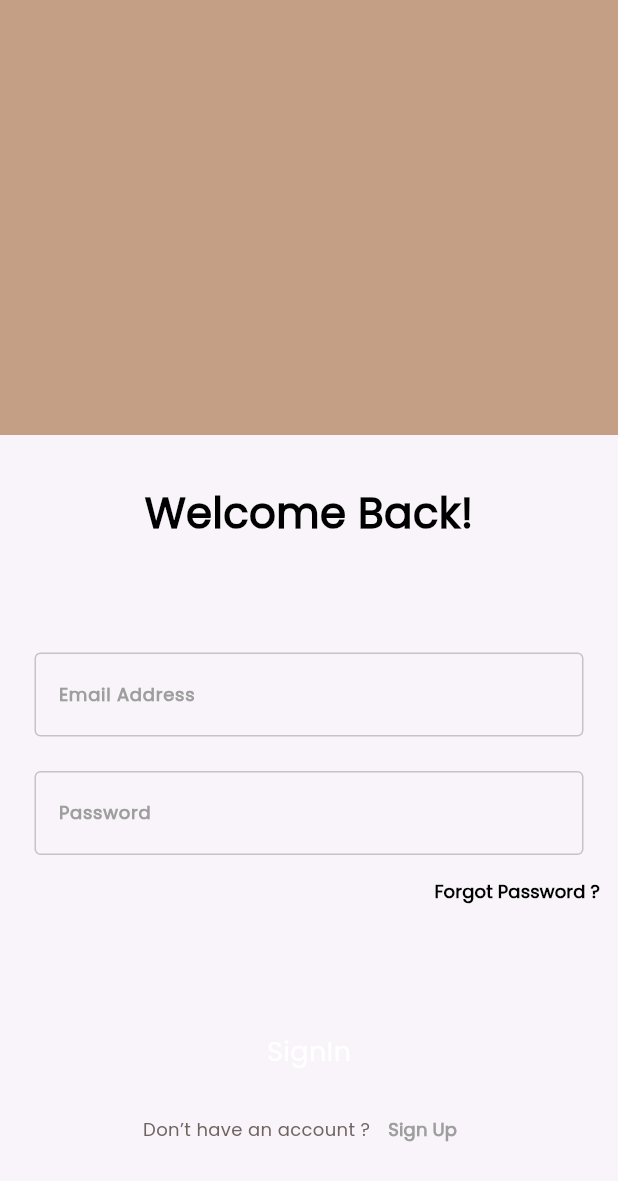
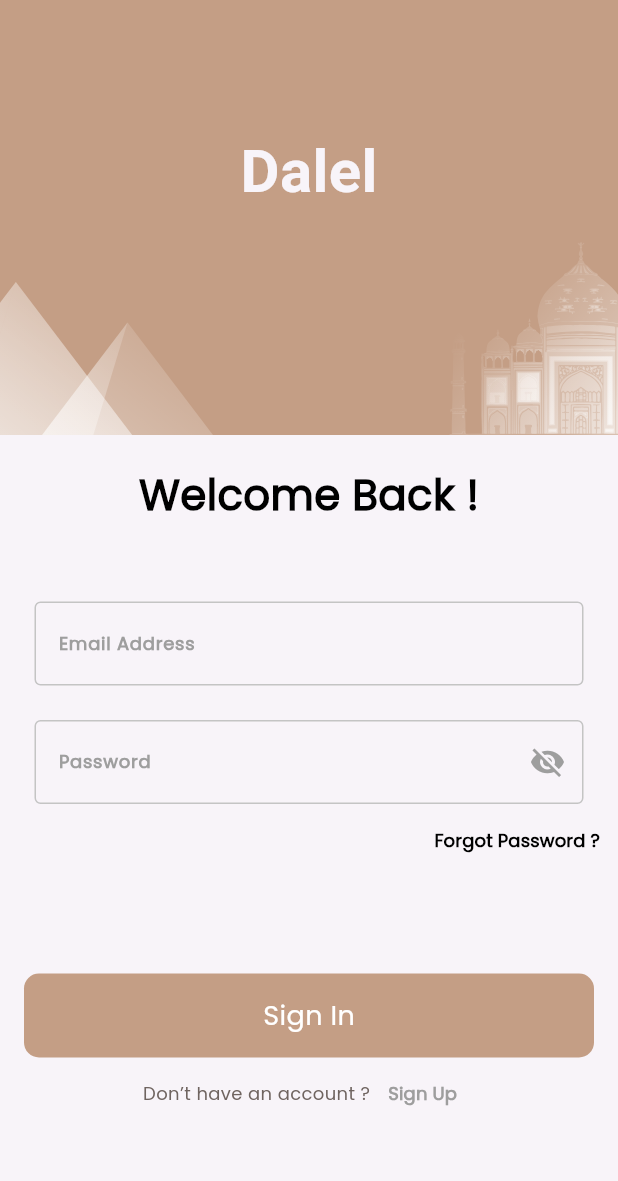
Before and after one commit to aboda010/dalel, a Flutter app: the SignInView screen opened by its route, on a phone screen of 412 x 824 dp. Shown: the top 1181 px of the screen. Run offline on Flutter 3.47's test engine with Material 3 defaults, Android fonts, the light colour scheme and no system bars; our stand-ins replace firebase_auth, firebase_core, flutter_bloc, flutter_svg, fluttertoast, get_it and 3 more; accounts and stored records are empty.

Commit message:
sign in  Ui and Logic

```diff
--- a/lib/core/routes/app_router.dart
+++ b/lib/core/routes/app_router.dart
@@ -1,4 +1,3 @@
-import 'package:dalel/core/services/service_locator.dart';
 import 'package:dalel/features/auth/presentation/auth_cuibt/cubit/auth_cubit.dart';
 import 'package:dalel/features/auth/presentation/view/sign_in_view.dart';
 import 'package:dalel/features/auth/presentation/view/sign_up_view.dart';
--- a/lib/core/widget/custem_bottom.dart
+++ b/lib/core/widget/custem_bottom.dart
@@ -1,4 +1,3 @@
-import 'package:dalel/core/utils/app_colors.dart';
 import 'package:dalel/core/utils/app_text_styles.dart';
 import 'package:flutter/material.dart';
 
--- a/lib/features/auth/presentation/auth_cuibt/cubit/auth_cubit.dart
+++ b/lib/features/auth/presentation/auth_cuibt/cubit/auth_cubit.dart
@@ -11,7 +11,26 @@ class AuthCubit extends Cubit<AuthState> {
   String? password;
   bool? termsAndConditonsCheckValue;
   GlobalKey<FormState> signUpKey = GlobalKey();
+  GlobalKey<FormState> signInKey = GlobalKey();
   bool isPasswordVisible = true;
+
+  signInWithEmailAndPassword() async {
+    try {
+      emit(SignInLoadingState());
+      await FirebaseAuth.instance
+          .signInWithEmailAndPassword(email: email!, password: password!);
+      emit(SignInSuccessSate());
+    } on FirebaseAuthException catch (e) {
+      if (e.code == 'user-not-found') {
+        emit(SignInFaiulreState(errorMessage: 'No user found for that email.'));
+      } else if (e.code == 'wrong-password') {
+        emit(SignInFaiulreState(
+            errorMessage: 'Wrong password provided for that user.'));
+      }
+    }catch (e) {
+      emit(SignInFaiulreState(errorMessage: e.toString()));
+    }
+  }
 
   signupWithEmailAndPassword() async {
     try {
--- a/lib/features/auth/presentation/auth_cuibt/cubit/auth_state.dart
+++ b/lib/features/auth/presentation/auth_cuibt/cubit/auth_state.dart
@@ -12,3 +12,11 @@ final class SignupFaiulreState extends AuthState {
 }
 final class TermsAndConditionUpdateState extends AuthState {}
 final class TogglePasswordVisibilityState extends AuthState {}
+final class SignInLoadingState extends AuthState {}
+final class SignInSuccessSate extends AuthState {}
+final class SignInFaiulreState extends AuthState {
+
+  final String errorMessage;
+
+  SignInFaiulreState({required this.errorMessage});
+}
--- a/lib/features/auth/presentation/view/sign_in_view.dart
+++ b/lib/features/auth/presentation/view/sign_in_view.dart
@@ -1,6 +1,5 @@
-import 'package:dalel/core/utils/app_colors.dart';
-import 'package:dalel/core/utils/app_text_styles.dart';
-import 'package:dalel/features/auth/presentation/widget/login_body.dart';
+import 'package:dalel/features/auth/presentation/widget/signin_body.dart';
+import 'package:dalel/features/auth/presentation/widget/welcome_banner.dart';
 import 'package:flutter/material.dart';
 
 class SignInView extends StatelessWidget {
@@ -8,28 +7,16 @@ class SignInView extends StatelessWidget {
 
   @override
   Widget build(BuildContext context) {
-    return Scaffold(
-      body: Column(
-        children: [
-          Stack(
-            children: [
-              Container(
-                width: double.infinity,
-                height: 290,
-                color: AppColors.primaryColor,
-              ),
-            ],
-          ),
-          Padding(
-            padding: const EdgeInsets.only(top: 32, bottom: 50),
-            child: Text(
-              'Welcome Back!',
-              style: AppTextStyles.poppinsTextStyle600Size28,
-            ),
-          ),
-          const LoginBody(),
-        ],
-      ),
-    );
+    return const Scaffold(
+        body: CustomScrollView(
+      slivers: [
+        SliverToBoxAdapter(
+          child: WelcomeBanner(),
+        ),
+        SliverToBoxAdapter(
+          child: SignInBody(),
+        ),
+      ],
+    ));
   }
 }
--- /dev/null
+++ b/lib/features/auth/presentation/widget/custem_sign_in_form.dart
@@ -0,0 +1,89 @@
+import 'package:dalel/core/functions/custem_navigate.dart';
+import 'package:dalel/core/functions/custem_toast.dart';
+import 'package:dalel/core/routes/app_router.dart';
+import 'package:dalel/core/utils/app_colors.dart';
+import 'package:dalel/core/utils/app_text_styles.dart';
+import 'package:dalel/core/widget/custem_bottom.dart';
+import 'package:dalel/features/auth/presentation/auth_cuibt/cubit/auth_cubit.dart';
+import 'package:dalel/features/auth/presentation/auth_cuibt/cubit/auth_state.dart';
+import 'package:dalel/features/auth/presentation/widget/custem_text_field.dart';
+import 'package:flutter/material.dart';
+import 'package:flutter_bloc/flutter_bloc.dart';
+
+class CustemSignInForm extends StatelessWidget {
+  const CustemSignInForm({super.key});
+
+  @override
+  Widget build(BuildContext context) {
+    return BlocConsumer<AuthCubit, AuthState>(
+      listener: (context, state) {
+        if (state is SignInSuccessSate) {
+          custemToastMessage('Welcome Back !');
+          custemPushReplaceNavigate(context, homeView);
+        } else if (state is SignInFaiulreState) {
+          custemToastMessage(
+            state.errorMessage,
+          );
+        }
+      },
+      builder: (context, state) {
+        AuthCubit authCubit = BlocProvider.of<AuthCubit>(context);
+
+        return Form(
+          key: authCubit.signInKey,
+          child: Column(
+            children: [
+              CustemTextFormField(
+                onChanged: (email) {
+                  authCubit.email = email;
+                },
+                labelText: 'Email Address',
+              ),
+              CustemTextFormField(
+                isPasswordField: authCubit.isPasswordVisible,
+                suffixIcon: IconButton(
+                  onPressed: () {
+                    authCubit.togglePasswordVisibility();
+                  },
+                  icon: Icon(
+                    authCubit.isPasswordVisible
+                        ? Icons.visibility_off
+                        : Icons.visibility,
+                    color: Colors.grey,
+                  ),
+                ),
+                onChanged: (password) {
+                  authCubit.password = password;
+                },
+                labelText: 'Password',
+              ),
+              Align(
+                alignment: Alignment.bottomRight,
+                child: TextButton(
+                  onPressed: () {},
+                  child: Text('Forgot Password ?',
+                      style: AppTextStyles.poppinsTextStyle600Size12
+                          .copyWith(color: Colors.black)),
+                ),
+              ),
+              const SizedBox(height: 65),
+              state is SignInLoadingState
+                  ? CircularProgressIndicator(
+                      color: AppColors.primaryColor,
+                    )
+                  : CustemBottom(
+                      color: AppColors.primaryColor,
+                      text: 'Sign In',
+                      onTap: () {
+                        if (authCubit.signInKey.currentState!.validate()) {
+                          authCubit.signInWithEmailAndPassword();
+                        }
+                      },
+                    ),
+            ],
+          ),
+        );
+      },
+    );
+  }
+}
--- a/lib/features/auth/presentation/widget/login_body.dart
+++ /dev/null
@@ -1,61 +0,0 @@
-import 'package:dalel/core/functions/custem_navigate.dart';
-import 'package:dalel/core/routes/app_router.dart';
-import 'package:dalel/core/utils/app_text_styles.dart';
-import 'package:dalel/core/widget/custem_bottom.dart';
-import 'package:dalel/features/auth/presentation/widget/custem_text_field.dart';
-import 'package:flutter/material.dart';
-
-class LoginBody extends StatefulWidget {
-  const LoginBody({super.key});
-
-  @override
-  State<LoginBody> createState() => _LoginBodyState();
-}
-
-class _LoginBodyState extends State<LoginBody> {
-  TextEditingController email = TextEditingController();
-
-  TextEditingController password = TextEditingController();
-
-  @override
-  Widget build(BuildContext context) {
-    return Expanded(
-      child: ListView(
-        children: [
-          const CustemTextFormField(
-            labelText: 'Email Address',
-          ),
-          const CustemTextFormField(
-            labelText: 'Password',
-          ),
-          Align(
-            alignment: Alignment.bottomRight,
-            child: TextButton(
-              onPressed: () {},
-              child: Text('Forgot Password ?',
-                  style: AppTextStyles.poppinsTextStyle600Size12
-                      .copyWith(color: Colors.black)),
-            ),
-          ),
-          const SizedBox(height: 55),
-          const CustemBottom(text: 'SignIn'),
-          Row(
-            mainAxisAlignment: MainAxisAlignment.center,
-            children: [
-              Text('Don’t have an account ?',
-                  style: AppTextStyles.poppinsTextStyle400Size12),
-              TextButton(
-                  onPressed: () {
-                    custemPushReplaceNavigate(context, signupView);
-                  },
-                  child: Text(
-                    'Sign Up',
-                    style: AppTextStyles.poppinsTextStyle600Size12,
-                  )),
-            ],
-          )
-        ],
-      ),
-    );
-  }
-}
--- /dev/null
+++ b/lib/features/auth/presentation/widget/signin_body.dart
@@ -0,0 +1,52 @@
+import 'package:dalel/core/functions/custem_navigate.dart';
+import 'package:dalel/core/routes/app_router.dart';
+import 'package:dalel/core/utils/app_colors.dart';
+import 'package:dalel/core/utils/app_text_styles.dart';
+import 'package:dalel/core/widget/custem_bottom.dart';
+import 'package:dalel/features/auth/presentation/widget/custem_sign_in_form.dart';
+import 'package:dalel/features/auth/presentation/widget/custem_text_field.dart';
+import 'package:flutter/material.dart';
+
+class SignInBody extends StatefulWidget {
+  const SignInBody({super.key});
+
+  @override
+  State<SignInBody> createState() => _SignInBodyState();
+}
+
+class _SignInBodyState extends State<SignInBody> {
+  TextEditingController email = TextEditingController();
+
+  TextEditingController password = TextEditingController();
+
+  @override
+  Widget build(BuildContext context) {
+    return Column(
+      children: [
+        Padding(
+          padding: const EdgeInsets.only(top: 20, bottom: 28),
+          child: Text(
+            'Welcome Back !',
+            style: AppTextStyles.poppinsTextStyle600Size28,
+          ),
+        ),
+       const  CustemSignInForm(),
+        Row(
+          mainAxisAlignment: MainAxisAlignment.center,
+          children: [
+            Text('Don’t have an account ?',
+                style: AppTextStyles.poppinsTextStyle400Size12),
+            TextButton(
+                onPressed: () {
+                  custemPushReplaceNavigate(context, signupView);
+                },
+                child: Text(
+                  'Sign Up',
+                  style: AppTextStyles.poppinsTextStyle600Size12,
+                )),
+          ],
+        )
+      ],
+    );
+  }
+}
--- /dev/null
+++ b/lib/features/auth/presentation/widget/welcome_banner.dart
@@ -0,0 +1,41 @@
+import 'package:dalel/core/utils/app_assets.dart';
+import 'package:dalel/core/utils/app_colors.dart';
+import 'package:flutter/material.dart';
+import 'package:flutter_svg/flutter_svg.dart';
+
+class WelcomeBanner extends StatelessWidget {
+  const WelcomeBanner({
+    super.key,
+  });
+
+  @override
+  Widget build(BuildContext context) {
+    return Container(
+      width: double.infinity,
+      height: 290,
+      color: AppColors.primaryColor,
+      child: Column(
+        mainAxisAlignment: MainAxisAlignment.end,
+        children: [
+          Text(
+            'Dalel',
+            style: TextStyle(
+              color: AppColors.ofWihte,
+              fontSize: 40,
+              fontWeight: FontWeight.bold,
+            ),
+          ),
+          const SizedBox(height: 18),
+          Row(
+            mainAxisAlignment: MainAxisAlignment.spaceBetween,
+            crossAxisAlignment: CrossAxisAlignment.end,
+            children: [
+              SvgPicture.asset(Assets.imagesVector2),
+              SvgPicture.asset(Assets.imagesVector)
+            ],
+          )
+        ],
+      ),
+    );
+  }
+}
--- a/lib/features/splash/view/splash_view.dart
+++ b/lib/features/splash/view/splash_view.dart
@@ -40,7 +40,7 @@ class _SplashViewState extends State<SplashView> {
         await getIt<CacheHelper>().getData(key: 'IsOnBoardingVisited') ?? false;
     if (isBoradingVisited) {
       FirebaseAuth.instance.currentUser == null
-          ? delayedNavigate(context, signupView)
+          ? delayedNavigate(context, signInView)
           : delayedNavigate(context, homeView);
     } else {
       delayedNavigate(context, onBoardingView);
--- a/pubspec.yaml
+++ b/pubspec.yaml
@@ -34,6 +34,7 @@ dependencies:
   flutter:
     sdk: flutter
   flutter_bloc: ^8.1.6
+  flutter_svg: ^2.0.10+1
   flutter_svg_image: ^1.1.0+1
   fluttertoast: ^8.2.6
   get_it: ^7.7.0
```
Also changed, not shown: pubspec.lock.
